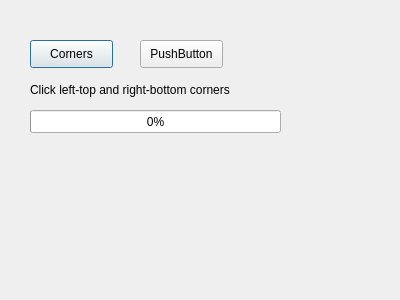
evgenykislov/minesweeper-bot, file bot/botdialog.ui: the form before one commit.
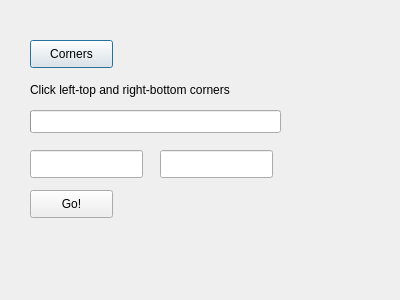
The form after the commit.

Commit message: Receiving user input for field rect and size

What changed in the file:
```diff
--- a/bot/botdialog.ui
+++ b/bot/botdialog.ui
@@ -29,14 +29,14 @@
   <widget class="QPushButton" name="RightBottomBtn">
    <property name="geometry">
     <rect>
-     <x>140</x>
-     <y>40</y>
+     <x>30</x>
+     <y>190</y>
      <width>83</width>
      <height>28</height>
     </rect>
    </property>
    <property name="text">
-    <string>PushButton</string>
+    <string>Go!</string>
    </property>
   </widget>
   <widget class="QLabel" name="CornersLbl">
@@ -64,6 +64,29 @@
    <property name="value">
     <number>0</number>
    </property>
+   <property name="textVisible">
+    <bool>false</bool>
+   </property>
+  </widget>
+  <widget class="QLineEdit" name="row_edt_">
+   <property name="geometry">
+    <rect>
+     <x>30</x>
+     <y>150</y>
+     <width>113</width>
+     <height>28</height>
+    </rect>
+   </property>
+  </widget>
+  <widget class="QLineEdit" name="col_edt_">
+   <property name="geometry">
+    <rect>
+     <x>160</x>
+     <y>150</y>
+     <width>113</width>
+     <height>28</height>
+    </rect>
+   </property>
   </widget>
  </widget>
  <layoutdefault spacing="6" margin="11"/>
```
Left out of the diff: 19 changed lines with no effect on the pictures. The commit also changes 6 other files.
